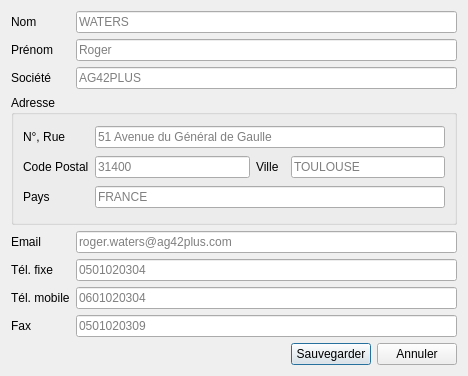
FACT-Team/FactDev, file src/dialogs/dialogaddcustomer.ui: the form before one commit.
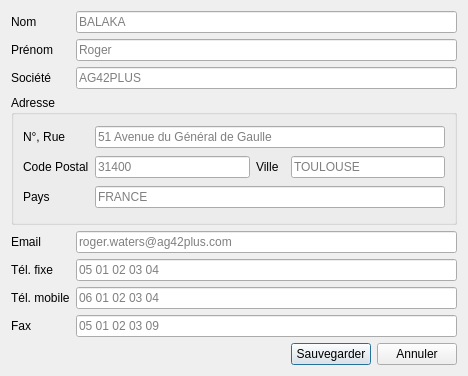
The form after the commit. Icons and pictures are not drawn. Custom widgets are drawn as their Qt base class.

The edit to the form file:
```diff
--- a/src/dialogs/dialogaddcustomer.ui
+++ b/src/dialogs/dialogaddcustomer.ui
@@ -142,7 +142,7 @@
       <string>Numéro de téléphone portable du client</string>
      </property>
      <property name="placeholderText">
-      <string>0601020304</string>
+      <string>06 01 02 03 04</string>
      </property>
     </widget>
    </item>
@@ -159,7 +159,7 @@
       <string>Numéro de fax du client</string>
      </property>
      <property name="placeholderText">
-      <string>0501020309</string>
+      <string>05 01 02 03 09</string>
      </property>
     </widget>
    </item>
@@ -176,7 +176,7 @@
       <string>Nom du client</string>
      </property>
      <property name="placeholderText">
-      <string>WATERS</string>
+      <string>BALAKA</string>
      </property>
     </widget>
    </item>
@@ -249,7 +249,7 @@
       <string>Numéro de téléphone fixe du client</string>
      </property>
      <property name="placeholderText">
-      <string>0501020304</string>
+      <string>05 01 02 03 04</string>
      </property>
     </widget>
    </item>
```
Left out of the diff: 30 changed lines with no effect on the pictures.
